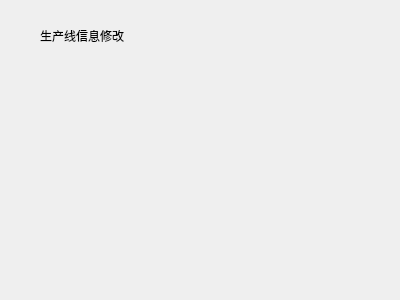
Above: modifyproline.ui from kangwenyun/batch_acquisition_system_qt_before before the change. Below: the same form after it.
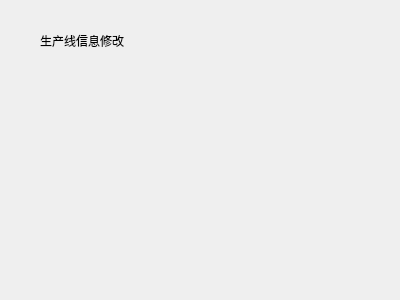
That is the form after the change.

What changed in the file:
```diff
--- a/modifyproline.ui
+++ b/modifyproline.ui
@@ -18,8 +18,8 @@
     <rect>
      <x>40</x>
      <y>30</y>
-     <width>85</width>
-     <height>12</height>
+     <width>91</width>
+     <height>21</height>
     </rect>
    </property>
    <property name="text">
```
